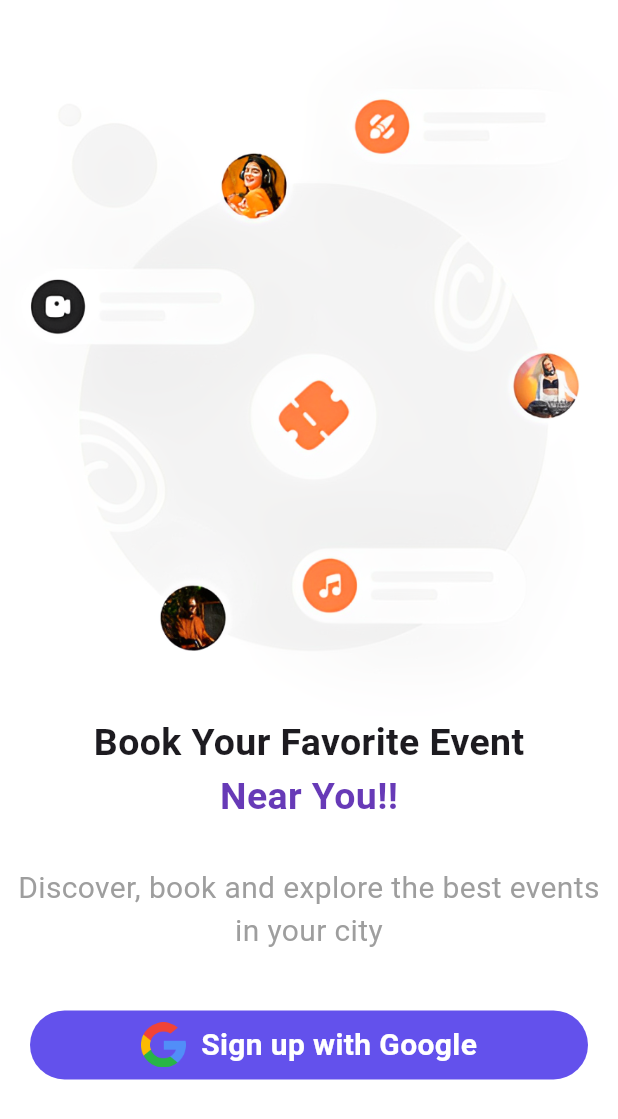
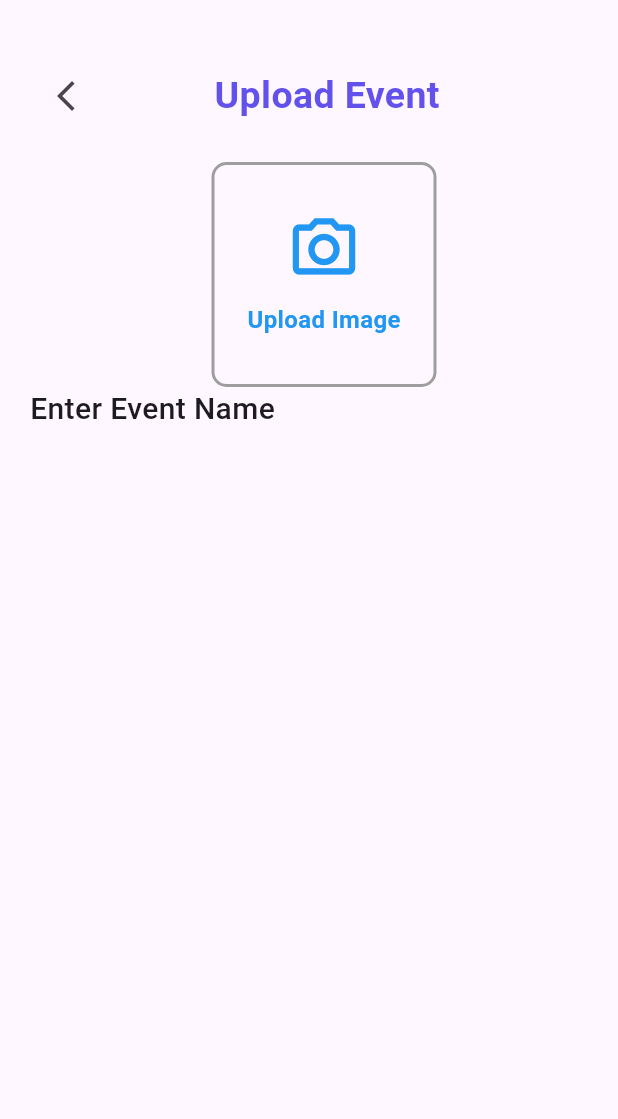
Before and after one commit to khsujon/Event_booking-App, a Flutter app: the screen it shows after launch, on a phone screen of 412 x 824 dp. Shown: the top 1119 px of the screen. Run offline on Flutter 3.47's test engine with Material 3 defaults, Android fonts, the light colour scheme and no system bars; our stand-ins replace cloud_firestore, curved_navigation_bar, firebase_auth, firebase_core, google_sign_in; accounts and stored records are empty.

Commit message:
Image upload designed

```diff
--- a/lib/admin_panel/upload_event.dart
+++ b/lib/admin_panel/upload_event.dart
@@ -0,0 +1,90 @@
+import 'package:flutter/material.dart';
+
+class UploadEvent extends StatefulWidget {
+  const UploadEvent({super.key});
+
+  @override
+  State<UploadEvent> createState() => _UploadEventState();
+}
+
+class _UploadEventState extends State<UploadEvent> {
+  @override
+  Widget build(BuildContext context) {
+    return Scaffold(
+      body: Container(
+        margin: EdgeInsets.only(top: 40, left: 20),
+        child: Column(
+          crossAxisAlignment: CrossAxisAlignment.start,
+          children: [
+            Row(
+              children: [
+                IconButton(
+                  onPressed: () {
+                    Navigator.pop(context);
+                  },
+                  icon: const Icon(Icons.arrow_back_ios_new_outlined),
+                ),
+                SizedBox(
+                  width: MediaQuery.of(context).size.width / 5.5,
+                ),
+                const Text(
+                  "Upload Event",
+                  style: TextStyle(
+                    fontSize: 25,
+                    color: Color(0xff6351ec),
+                    fontWeight: FontWeight.bold,
+                  ),
+                ),
+              ],
+            ),
+            const SizedBox(
+              height: 20,
+            ),
+            //Image Upload
+            Center(
+              child: Container(
+                height: 150,
+                width: 150,
+                decoration: BoxDecoration(
+                  border: Border.all(
+                    color: Colors.grey,
+                    width: 2,
+                  ),
+                  borderRadius: BorderRadius.circular(10),
+                ),
+                child: const Column(
+                  mainAxisAlignment: MainAxisAlignment.center,
+                  children: [
+                    Icon(
+                      Icons.camera_alt_outlined,
+                      size: 50,
+                      color: Colors.blue,
+                    ),
+                    SizedBox(
+                      height: 10,
+                    ),
+                    Text(
+                      "Upload Image",
+                      style: TextStyle(
+                          fontSize: 16,
+                          color: Colors.blue,
+                          fontWeight: FontWeight.bold),
+                    ),
+                  ],
+                ),
+              ),
+            ),
+
+            //Event Name
+
+            Text("Enter Event Name",
+                style: TextStyle(
+                  fontSize: 20,
+                  fontWeight: FontWeight.w500,
+                )),
+          ],
+        ),
+      ),
+    );
+  }
+}
--- a/lib/main.dart
+++ b/lib/main.dart
@@ -1,3 +1,4 @@
+import 'package:book_event/admin_panel/upload_event.dart';
 import 'package:book_event/pages/bottom_navbar.dart';
 import 'package:book_event/pages/details_page.dart';
 import 'package:book_event/pages/signup.dart';
@@ -23,7 +24,7 @@ class MyApp extends StatelessWidget {
         colorScheme: ColorScheme.fromSeed(seedColor: Colors.deepPurple),
         useMaterial3: true,
       ),
-      home: Signup(),
+      home: UploadEvent(),
     );
   }
 }
```
